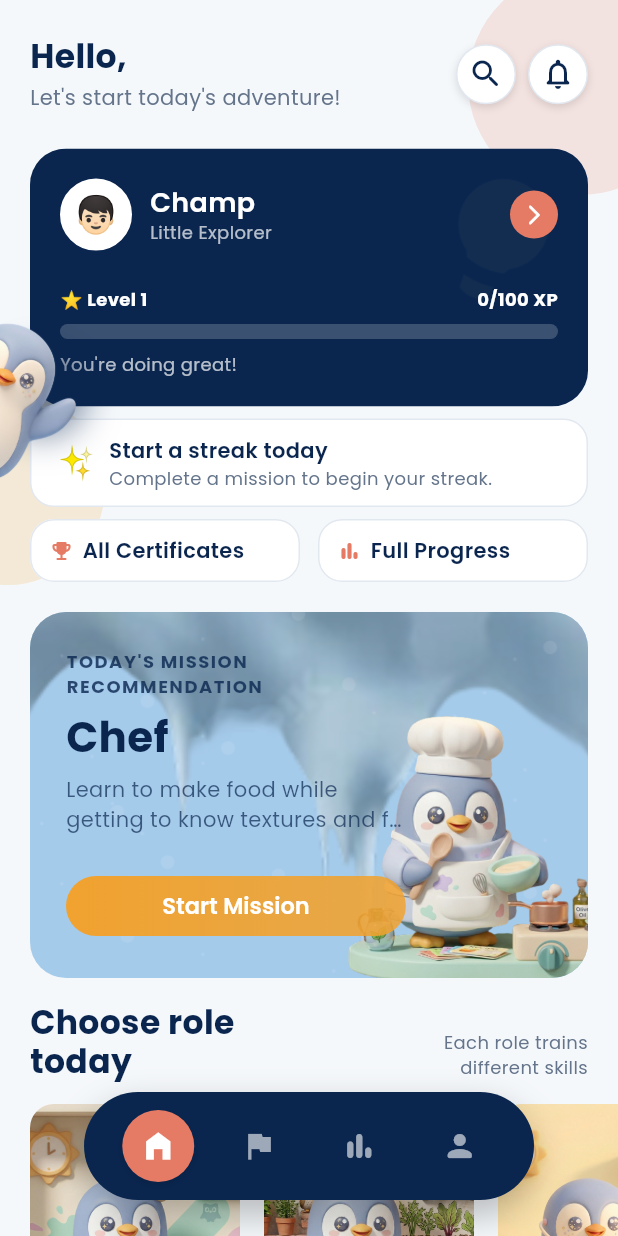
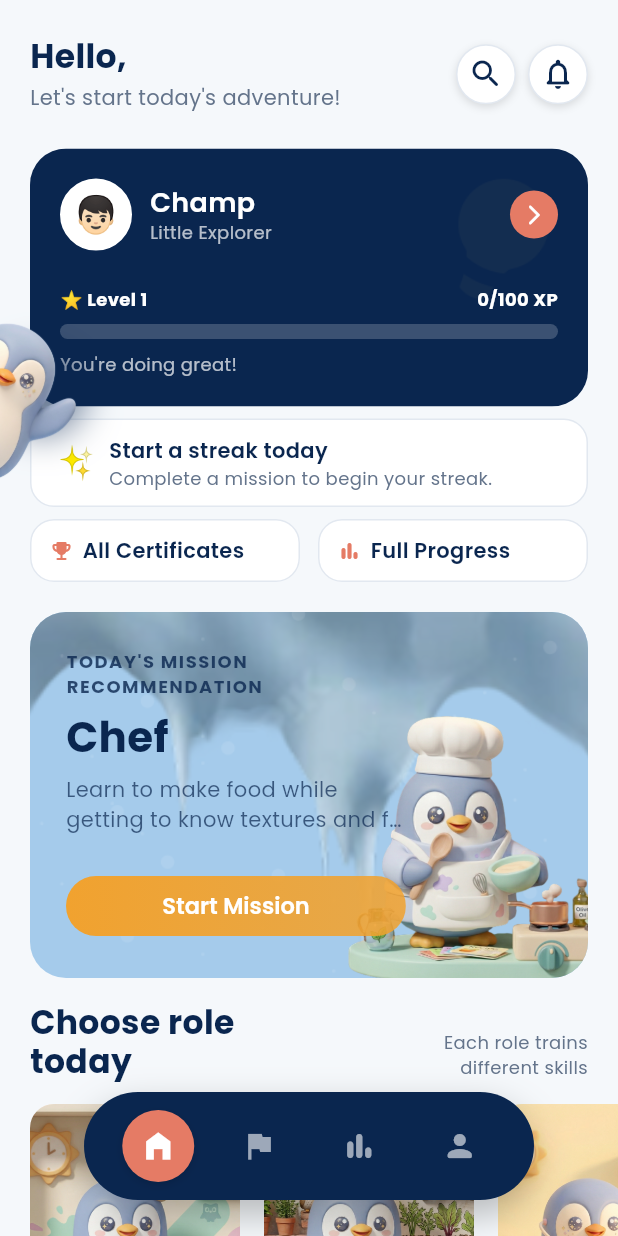
Before and after one commit to niccocahya/MiRo-MissionRoleplay, a Flutter app: the HomePage screen opened by its route, on a phone screen of 412 x 824 dp. Run offline on Flutter 3.47's test engine with Material 3 defaults, Android fonts, the phone set to English and light mode, and no system bars; our stand-ins replace cached_network_image, confetti, fl_chart, flutter_riverpod, flutter_tts, go_router and 7 more; missing offline and left inert: gal; accounts and stored records are empty.

Commit message:
Revert "feat: extract shared decoration widgets, apply to Onboarding + Home"
This reverts commit 20f4634e967230de7c09abf33ac8377ddcfc3060.

```diff
--- a/lib/features/home/home_page.dart
+++ b/lib/features/home/home_page.dart
@@ -28,7 +28,6 @@ import '../../core/theme/responsive.dart';
 import '../profile/screens/all_badges_page.dart';
 import '../../shared/widgets/app_card.dart';
 import '../../shared/widgets/app_state_views.dart';
-import '../../shared/widgets/fun_background_decorations.dart';
 import '../../shared/widgets/penguin_chat_bot.dart';
 import '../../shared/widgets/section_header.dart';
 
@@ -158,8 +157,10 @@ final childAchievementsProvider =
             if (achievements.isEmpty) return <Map<String, dynamic>>[];
 
             try {
-          final achievementIds =
-              achievements.map((a) => a['achievement_id']).toSet().toList();
+              final achievementIds = achievements
+                  .map((a) => a['achievement_id'])
+                  .toSet()
+                  .toList();
 
               final masterRes = await supabase
                   .from('achievements_master')
@@ -183,9 +184,11 @@ final childAchievementsProvider =
               }).toList();
 
               mappedList.sort((a, b) {
-            final dateA = parseDateSafely(a['unlocked_at'] ?? '') ??
+                final dateA =
+                    parseDateSafely(a['unlocked_at'] ?? '') ??
                     DateTime.fromMillisecondsSinceEpoch(0);
-            final dateB = parseDateSafely(b['unlocked_at'] ?? '') ??
+                final dateB =
+                    parseDateSafely(b['unlocked_at'] ?? '') ??
                     DateTime.fromMillisecondsSinceEpoch(0);
                 return dateB.compareTo(dateA); // Descending
               });
@@ -373,7 +376,8 @@ class _HomePageState extends ConsumerState<HomePage> {
         // kasus itu kartu fallback ke deskripsi role generik + tombol ke
         // peta role, bukan maksa nunjukin misi yang udah kelar sebagai
         // "misi hari ini".
-        final MissionModel? currentMission = (recommendedMissions == null ||
+        final MissionModel? currentMission =
+            (recommendedMissions == null ||
                     recommendedMissions.isEmpty ||
                     recommendedUnlockedLevel > recommendedMissions.length)
                 ? null
@@ -381,40 +385,7 @@ class _HomePageState extends ConsumerState<HomePage> {
 
         return Scaffold(
           backgroundColor: AppColors.background,
-          // Dulu Home cuma background polos (AppColors.background rata)
-          // di belakang konten -- kebaca netral, tapi bukan "seru". Lapisan
-          // dekorasi FIXED (nggak ikut scroll) ditaruh di belakang konten
-          // yang scroll, elemen yang sama dipakai di Onboarding & peta
-          // misi biar bahasa visualnya konsisten dari layar pertama app
-          // dibuka sampai layar yang paling sering dibuka tiap hari.
-          body: Stack(
-            children: [
-              const Positioned.fill(
-                child: RepaintBoundary(
-                  child: Stack(
-                    children: [
-                      ColorBlob(
-                          top: -20,
-                          right: -50,
-                          size: 150,
-                          color: AppColors.accent),
-                      ColorBlob(
-                          top: 260,
-                          left: -60,
-                          size: 130,
-                          color: AppColors.gold),
-                      Sparkle(
-                          top: 130,
-                          right: 40,
-                          size: 16,
-                          color: AppColors.accent),
-                      Sparkle(
-                          top: 420, left: 30, size: 14, color: AppColors.gold),
-                    ],
-                  ),
-                ),
-              ),
-              SafeArea(
+          body: SafeArea(
             bottom: false,
             child: SingleChildScrollView(
               physics: const BouncingScrollPhysics(),
@@ -447,6 +418,7 @@ class _HomePageState extends ConsumerState<HomePage> {
                       currentMission,
                     ),
                     _buildChooseRole(context, texts, lang),
+
                     progressAsync.when(
                       loading: () => const Padding(
                         padding: EdgeInsets.all(AppSpacing.xl),
@@ -456,9 +428,10 @@ class _HomePageState extends ConsumerState<HomePage> {
                         padding: const EdgeInsets.all(AppSpacing.lg),
                         child: Text("${texts['err_loading']}$e"),
                       ),
-                          data: (progressData) => _buildStackedBoxProgress(
-                              context, texts, progressData, lang),
-                        ),
+                      data: (progressData) =>
+                          _buildStackedBoxProgress(context, texts, progressData, lang),
+                    ),
+
                     achievementsAsync.when(
                       loading: () => const SizedBox(),
                       error: (e, s) => const SizedBox(),
@@ -475,8 +448,6 @@ class _HomePageState extends ConsumerState<HomePage> {
                 ),
               ),
             ),
-              ),
-            ],
           ),
         );
       },
@@ -528,10 +499,7 @@ class _HomePageState extends ConsumerState<HomePage> {
                 shape: BoxShape.circle,
                 border: Border.all(color: AppColors.border),
                 boxShadow: const [
-                  BoxShadow(
-                      color: Colors.black12,
-                      blurRadius: 4,
-                      offset: Offset(0, 2)),
+                  BoxShadow(color: Colors.black12, blurRadius: 4, offset: Offset(0, 2)),
                 ],
               ),
               child: Icon(
@@ -560,10 +528,7 @@ class _HomePageState extends ConsumerState<HomePage> {
                         shape: BoxShape.circle,
                         border: Border.all(color: AppColors.border),
                         boxShadow: const [
-                          BoxShadow(
-                              color: Colors.black12,
-                              blurRadius: 4,
-                              offset: Offset(0, 2)),
+                          BoxShadow(color: Colors.black12, blurRadius: 4, offset: Offset(0, 2)),
                         ],
                       ),
                       child: Icon(
@@ -577,8 +542,7 @@ class _HomePageState extends ConsumerState<HomePage> {
                         top: -2,
                         right: -2,
                         child: Container(
-                          constraints:
-                              const BoxConstraints(minWidth: 18, minHeight: 18),
+                          constraints: const BoxConstraints(minWidth: 18, minHeight: 18),
                           padding: const EdgeInsets.symmetric(horizontal: 4),
                           decoration: BoxDecoration(
                             color: AppColors.accent,
@@ -743,8 +707,7 @@ class _HomePageState extends ConsumerState<HomePage> {
                   ),
                   Text(
                     desc,
-                    style:
-                        AppTextStyles.caption(color: AppColors.textSecondary),
+                    style: AppTextStyles.caption(color: AppColors.textSecondary),
                     maxLines: 1,
                     overflow: TextOverflow.ellipsis,
                   ),
@@ -806,12 +769,10 @@ class _HomePageState extends ConsumerState<HomePage> {
                               decoration: BoxDecoration(
                                 color: Colors.white,
                                 shape: BoxShape.circle,
-                                border:
-                                    Border.all(color: Colors.white, width: 2),
+                                border: Border.all(color: Colors.white, width: 2),
                               ),
                               alignment: Alignment.center,
-                              child: const Text("👦🏻",
-                                  style: TextStyle(fontSize: 24)),
+                              child: const Text("👦🏻", style: TextStyle(fontSize: 24)),
                             ),
                             const SizedBox(width: AppSpacing.sm + 4),
                             Column(
@@ -855,15 +816,13 @@ class _HomePageState extends ConsumerState<HomePage> {
                       children: [
                         Text(
                           "⭐ Level $level",
-                          style: AppTextStyles.caption(color: Colors.white)
-                              .copyWith(
+                          style: AppTextStyles.caption(color: Colors.white).copyWith(
                             fontWeight: FontWeight.bold,
                           ),
                         ),
                         Text(
                           "$xp/$maxXp XP",
-                          style: AppTextStyles.caption(color: Colors.white)
-                              .copyWith(
+                          style: AppTextStyles.caption(color: Colors.white).copyWith(
                             fontWeight: FontWeight.bold,
                           ),
                         ),
@@ -950,8 +909,7 @@ class _HomePageState extends ConsumerState<HomePage> {
               Positioned.fill(
                 child: Opacity(
                   opacity: 0.4,
-                  child:
-                      Image.asset('assets/images/snow.png', fit: BoxFit.cover),
+                  child: Image.asset('assets/images/snow.png', fit: BoxFit.cover),
                 ),
               ),
               Positioned(
@@ -978,8 +936,7 @@ class _HomePageState extends ConsumerState<HomePage> {
                         texts['today_rec']!,
                         style: AppTextStyles.caption(
                           color: AppColors.primary.withValues(alpha: 0.8),
-                        ).copyWith(
-                            fontWeight: FontWeight.bold, letterSpacing: 1),
+                        ).copyWith(fontWeight: FontWeight.bold, letterSpacing: 1),
                       ),
                       const SizedBox(height: AppSpacing.sm),
                       Text(
@@ -991,8 +948,7 @@ class _HomePageState extends ConsumerState<HomePage> {
                       const SizedBox(height: AppSpacing.sm),
                       Text(
                         missionDesc,
-                        style: AppTextStyles.body(
-                            color: AppColors.primary.withValues(alpha: 0.7)),
+                        style: AppTextStyles.body(color: AppColors.primary.withValues(alpha: 0.7)),
                         maxLines: 2,
                         overflow: TextOverflow.ellipsis,
                       ),
@@ -1031,17 +987,13 @@ class _HomePageState extends ConsumerState<HomePage> {
                         child: Ink(
                           decoration: BoxDecoration(
                             gradient: LinearGradient(
-                              colors: [
-                                AppColors.gold,
-                                AppColors.gold.withValues(alpha: 0.85)
-                              ],
+                              colors: [AppColors.gold, AppColors.gold.withValues(alpha: 0.85)],
                             ),
                             borderRadius: BorderRadius.circular(AppRadius.xl),
                           ),
                           child: Container(
                             alignment: Alignment.center,
-                            constraints: const BoxConstraints(
-                                minWidth: 100, minHeight: 40),
+                            constraints: const BoxConstraints(minWidth: 100, minHeight: 40),
                             child: Text(
                               texts['btn_start_mission']!,
                               style: AppTextStyles.button(),
@@ -1117,8 +1069,7 @@ class _HomePageState extends ConsumerState<HomePage> {
                               errorBuilder: (_, __, ___) => Container(
                                 color: role.resolvedTint,
                                 child: const Center(
-                                  child: Icon(Icons.stars_rounded,
-                                      color: Colors.black12, size: 60),
+                                  child: Icon(Icons.stars_rounded, color: Colors.black12, size: 60),
                                 ),
                               ),
                             ),
@@ -1147,8 +1098,7 @@ class _HomePageState extends ConsumerState<HomePage> {
                             right: AppSpacing.md,
                             child: Text(
                               title,
-                              style:
-                                  AppTextStyles.bodyBold(color: Colors.white),
+                              style: AppTextStyles.bodyBold(color: Colors.white),
                             ),
                           ),
                         ],
@@ -1165,24 +1115,8 @@ class _HomePageState extends ConsumerState<HomePage> {
   }
 
   String _getDayName(int weekday, String lang) {
-    const idNames = {
-      1: 'Sen',
-      2: 'Sel',
-      3: 'Rab',
-      4: 'Kam',
-      5: 'Jum',
-      6: 'Sab',
-      7: 'Min'
-    };
-    const enNames = {
-      1: 'Mon',
-      2: 'Tue',
-      3: 'Wed',
-      4: 'Thu',
-      5: 'Fri',
-      6: 'Sat',
-      7: 'Sun'
-    };
+    const idNames = {1: 'Sen', 2: 'Sel', 3: 'Rab', 4: 'Kam', 5: 'Jum', 6: 'Sab', 7: 'Min'};
+    const enNames = {1: 'Mon', 2: 'Tue', 3: 'Wed', 4: 'Thu', 5: 'Fri', 6: 'Sat', 7: 'Sun'};
     return (lang == 'id' ? idNames[weekday] : enNames[weekday]) ?? '-';
   }
 
@@ -1267,22 +1201,19 @@ class _HomePageState extends ConsumerState<HomePage> {
                                   curve: Curves.easeOutBack,
                                   width: 26,
                                   height: 26,
-                                  margin:
-                                      const EdgeInsets.only(top: AppSpacing.xs),
+                                  margin: const EdgeInsets.only(top: AppSpacing.xs),
                                   decoration: BoxDecoration(
                                     color: AppColors.accent,
                                     borderRadius: BorderRadius.circular(6),
                                     boxShadow: [
                                       BoxShadow(
-                                        color: AppColors.accent
-                                            .withValues(alpha: 0.3),
+                                        color: AppColors.accent.withValues(alpha: 0.3),
                                         blurRadius: 4,
                                         offset: const Offset(0, 2),
                                       ),
                                     ],
                                   ),
-                                  child: const Icon(Icons.star_rounded,
-                                      color: Colors.white, size: 16),
+                                  child: const Icon(Icons.star_rounded, color: Colors.white, size: 16),
                                 );
                               }),
                           ],
@@ -1292,8 +1223,7 @@ class _HomePageState extends ConsumerState<HomePage> {
                       Text(
                         dayName,
                         style: AppTextStyles.caption(
-                          color: AppColors.primary
-                              .withValues(alpha: count > 0 ? 0.9 : 0.4),
+                          color: AppColors.primary.withValues(alpha: count > 0 ? 0.9 : 0.4),
                         ).copyWith(fontWeight: FontWeight.bold),
                       ),
                     ],
@@ -1344,8 +1274,7 @@ class _HomePageState extends ConsumerState<HomePage> {
                 scrollDirection: Axis.horizontal,
                 physics: const BouncingScrollPhysics(),
                 itemCount: achievementsData.length,
-                separatorBuilder: (context, index) =>
-                    const SizedBox(width: AppSpacing.sm + 4),
+                separatorBuilder: (context, index) => const SizedBox(width: AppSpacing.sm + 4),
                 itemBuilder: (context, index) {
                   final item = achievementsData[index];
 
@@ -1441,8 +1370,7 @@ class _HomePageState extends ConsumerState<HomePage> {
                 right: 0,
                 child: Opacity(
                   opacity: 0.9,
-                  child:
-                      Image.asset('assets/images/snow.png', fit: BoxFit.cover),
+                  child: Image.asset('assets/images/snow.png', fit: BoxFit.cover),
                 ),
               ),
               Positioned(
@@ -1469,8 +1397,7 @@ class _HomePageState extends ConsumerState<HomePage> {
                       color: Colors.white.withValues(alpha: 0.5),
                       shape: BoxShape.circle,
                     ),
-                    child:
-                        Icon(Icons.close, color: AppColors.primary, size: 20),
+                    child: Icon(Icons.close, color: AppColors.primary, size: 20),
                   ),
                 ),
               ),
@@ -1506,18 +1433,14 @@ class _HomePageState extends ConsumerState<HomePage> {
                           decoration: BoxDecoration(
                             color: Colors.white,
                             borderRadius: BorderRadius.circular(AppRadius.xl),
-                            boxShadow: const [
-                              BoxShadow(color: Colors.black12, blurRadius: 4)
-                            ],
+                            boxShadow: const [BoxShadow(color: Colors.black12, blurRadius: 4)],
                           ),
                           child: Row(
                             mainAxisSize: MainAxisSize.min,
                             children: [
-                              Text(skill.name(lang),
-                                  style: AppTextStyles.bodyBold()),
+                              Text(skill.name(lang), style: AppTextStyles.bodyBold()),
                               const SizedBox(width: AppSpacing.sm),
-                              Text(skill.icon,
-                                  style: const TextStyle(fontSize: 16)),
+                              Text(skill.icon, style: const TextStyle(fontSize: 16)),
                             ],
                           ),
                         );
--- a/lib/shared/widgets/fun_background_decorations.dart
+++ /dev/null
@@ -1,150 +0,0 @@
-/// Elemen dekoratif "seru" yang dipakai berulang di banyak layar --
-/// awan berlapis, gelembung warna, kelap-kelip bintang. Awalnya ditulis
-/// khusus buat latar peta misi (mission_path_screen.dart) buat ngegantiin
-/// 1 icon awan pipih 6% opacity yang nyaris nggak keliatan. Sekarang
-/// diekstrak jadi komponen bersama biar layar lain (Home, Onboarding,
-/// Progress, dst) bisa pakai bahasa visual yang SAMA tanpa nulis ulang
-/// 3 widget yang persis sama tiap kali.
-///
-/// Semua widget di sini murni dekoratif -- nggak ada gesture handler,
-/// jadi aman ditumpuk DI BAWAH konten interaktif manapun di dalam Stack
-/// (taruh sebagai children PALING AWAL, sebelum konten sungguhan).
-library;
-
-import 'package:flutter/material.dart';
-
-/// Awan "dilapis tangan" dari 3 lingkaran putih semi-transparan yang
-/// saling tumpang tindih -- bentuknya kebaca sebagai awan beneran
-/// (gumpalan nggak rata), bukan lingkaran/icon tunggal yang digital
-/// banget.
-class PuffyCloud extends StatelessWidget {
-  const PuffyCloud({
-    super.key,
-    this.top,
-    this.left,
-    this.right,
-    this.bottom,
-    this.scale = 1.0,
-    this.opacity = 0.55,
-  });
-
-  final double? top;
-  final double? left;
-  final double? right;
-  final double? bottom;
-  final double scale;
-  final double opacity;
-
-  @override
-  Widget build(BuildContext context) {
-    Widget puff(double size) => Container(
-          width: size,
-          height: size,
-          decoration: BoxDecoration(
-            color: Colors.white.withValues(alpha: opacity),
-            shape: BoxShape.circle,
-          ),
-        );
-
-    return Positioned(
-      top: top,
-      left: left,
-      right: right,
-      bottom: bottom,
-      child: SizedBox(
-        width: 100 * scale,
-        height: 60 * scale,
-        child: Stack(
-          clipBehavior: Clip.none,
-          children: [
-            Positioned(
-                left: 10 * scale, top: 10 * scale, child: puff(50 * scale)),
-            Positioned(left: 0, top: 20 * scale, child: puff(38 * scale)),
-            Positioned(
-                left: 42 * scale, top: 16 * scale, child: puff(42 * scale)),
-          ],
-        ),
-      ),
-    );
-  }
-}
-
-/// Gelembung warna lembut -- ngasih "tekstur" ke background tanpa perlu
-/// gambar/asset tambahan. Warnanya dikasih dari luar (biasanya warna
-/// identitas role atau `AppColors.gold`) biar tiap layar bisa nyesuain
-/// tema warnanya sendiri.
-class ColorBlob extends StatelessWidget {
-  const ColorBlob({
-    super.key,
-    this.top,
-    this.left,
-    this.right,
-    this.bottom,
-    required this.size,
-    required this.color,
-    this.opacity = 0.18,
-  });
-
-  final double? top;
-  final double? left;
-  final double? right;
-  final double? bottom;
-  final double size;
-  final Color color;
-  final double opacity;
-
-  @override
-  Widget build(BuildContext context) {
-    return Positioned(
-      top: top,
-      left: left,
-      right: right,
-      bottom: bottom,
-      child: Container(
-        width: size,
-        height: size,
-        decoration: BoxDecoration(
-          color: color.withValues(alpha: opacity),
-          shape: BoxShape.circle,
-        ),
-      ),
-    );
-  }
-}
-
-/// Kelap-kelip kecil -- nuansa "petualangan seru" ala game.
-class Sparkle extends StatelessWidget {
-  const Sparkle({
-    super.key,
-    this.top,
-    this.left,
-    this.right,
-    this.bottom,
-    required this.size,
-    this.color = Colors.white,
-    this.opacity = 0.75,
-  });
-
-  final double? top;
-  final double? left;
-  final double? right;
-  final double? bottom;
-  final double size;
-  final Color color;
-  final double opacity;
-
-  @override
-  Widget build(BuildContext context) {
-    return Positioned(
-      top: top,
-      left: left,
-      right: right,
-      bottom: bottom,
-      child: Icon(
-        Icons.auto_awesome_rounded,
-        color: color.withValues(alpha: opacity),
-        size: size,
-      ),
-    );
-  }
-}
```
Also changed, not shown: lib/features/missions/screens/mission_path_screen.dart (+116 -37 lines), lib/features/onboarding/onboarding_page.dart (+19 -57 lines), lib/shared/widgets/custom_bottom_nav_bar.dart (+2 -6 lines). Lines whose indentation alone changed are shown as unchanged.
